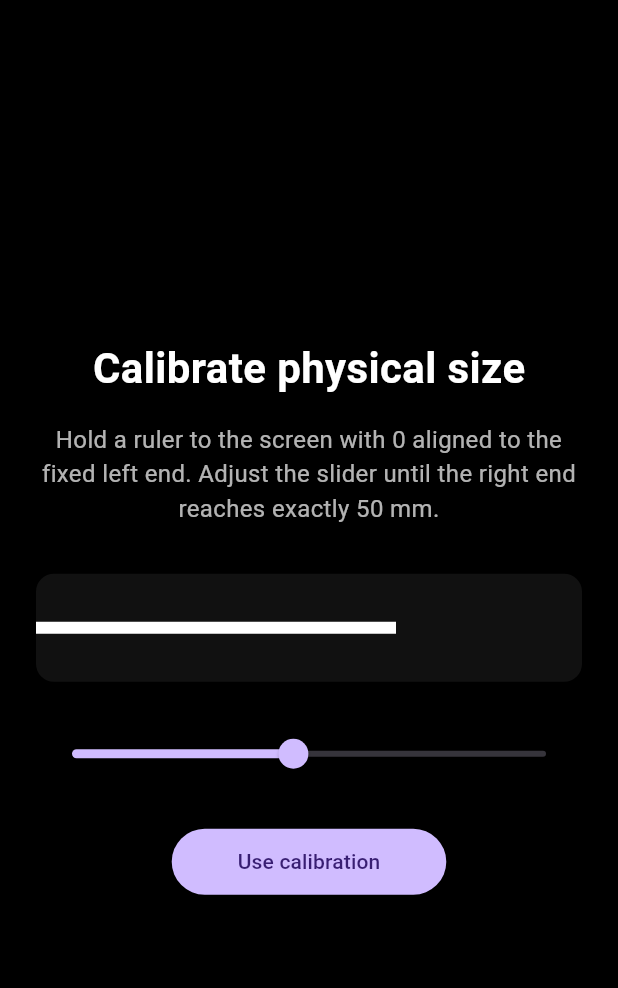
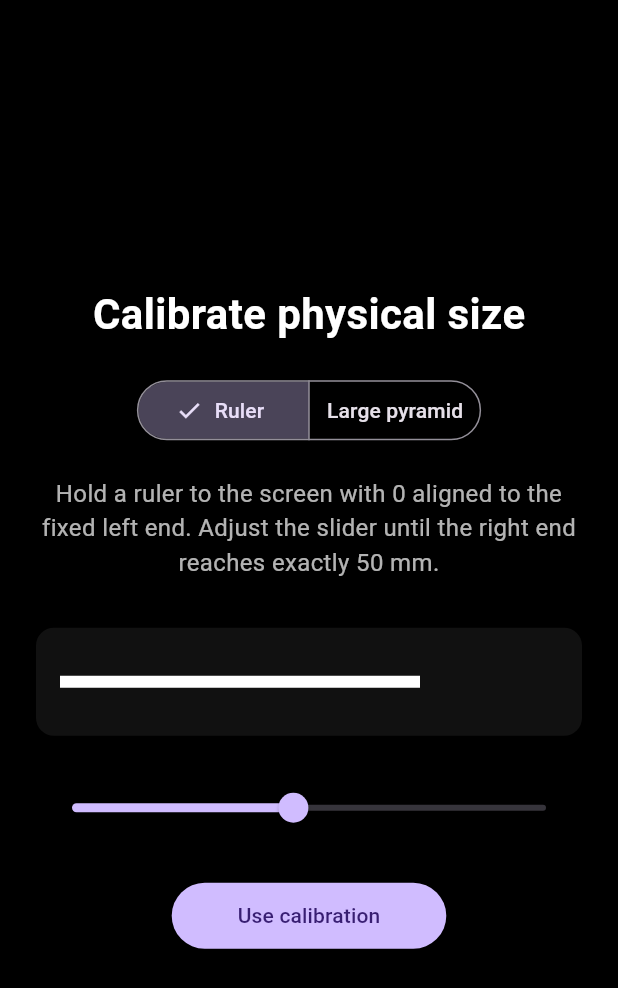
Before and after one commit to udeudeude/LightHouse-StashBoard, a Flutter app: the screen it shows after launch, on a phone screen of 412 x 824 dp. Shown: the top 988 px of the screen. Run offline on Flutter 3.47's test engine with Material 3 defaults, Android fonts, the phone set to English and light mode, and no system bars; our stand-ins replace device_info_plus, shared_preferences, wakelock_plus; missing offline and left inert: screen_brightness.

Commit message:
calibration: add Large-pyramid matching mode

```diff
--- a/lib/ui/calibration_screen.dart
+++ b/lib/ui/calibration_screen.dart
@@ -11,11 +11,14 @@ class CalibrationScreen extends StatefulWidget {
 
 class _CalibrationScreenState extends State<CalibrationScreen> {
   static const double _referenceMm = 50;
+  static const double _largeBaseMm = 25.4;
   double _logicalPixelsPerMm = 4.8;
+  bool _usePyramid = false;
 
   @override
   Widget build(BuildContext context) {
     final referenceWidth = _referenceMm * _logicalPixelsPerMm;
+    final pyramidWidth = _largeBaseMm * _logicalPixelsPerMm;
 
     return Scaffold(
       backgroundColor: Colors.black,
@@ -36,25 +39,54 @@ class _CalibrationScreenState extends State<CalibrationScreen> {
                       fontWeight: FontWeight.w600,
                     ),
                   ),
-                  const SizedBox(height: 16),
-                  const Text(
-                    'Hold a ruler to the screen with 0 aligned to the fixed left end. Adjust the slider until the right end reaches exactly 50 mm.',
+                  const SizedBox(height: 20),
+                  SegmentedButton<bool>(
+                    segments: const [
+                      ButtonSegment(value: false, label: Text('Ruler')),
+                      ButtonSegment(value: true, label: Text('Large pyramid')),
+                    ],
+                    selected: {_usePyramid},
+                    onSelectionChanged: (selection) {
+                      setState(() => _usePyramid = selection.first);
+                    },
+                  ),
+                  const SizedBox(height: 20),
+                  Text(
+                    _usePyramid
+                        ? 'Place a Large pyramid upright over the square. Adjust the slider until its base matches the square exactly. The upper-left corner stays fixed.'
+                        : 'Hold a ruler to the screen with 0 aligned to the fixed left end. Adjust the slider until the right end reaches exactly 50 mm.',
                     textAlign: TextAlign.center,
-                    style: TextStyle(color: Colors.white70, fontSize: 16),
+                    style: const TextStyle(color: Colors.white70, fontSize: 16),
                   ),
                   const SizedBox(height: 32),
                   Container(
-                    height: 72,
+                    height: _usePyramid ? 180 : 72,
+                    width: double.infinity,
                     alignment: Alignment.centerLeft,
+                    padding: const EdgeInsets.all(16),
                     decoration: BoxDecoration(
                       color: const Color(0xFF111111),
                       borderRadius: BorderRadius.circular(12),
                     ),
-                    child: Container(
-                      width: referenceWidth,
-                      height: 8,
-                      color: Colors.white,
-                    ),
+                    child: _usePyramid
+                        ? Align(
+                            alignment: Alignment.topLeft,
+                            child: Container(
+                              width: pyramidWidth,
+                              height: pyramidWidth,
+                              decoration: BoxDecoration(
+                                border: Border.all(
+                                  color: Colors.white,
+                                  width: 3,
+                                ),
+                              ),
+                            ),
+                          )
+                        : Container(
+                            width: referenceWidth,
+                            height: 8,
+                            color: Colors.white,
+                          ),
                   ),
                   const SizedBox(height: 24),
                   Slider(
```
